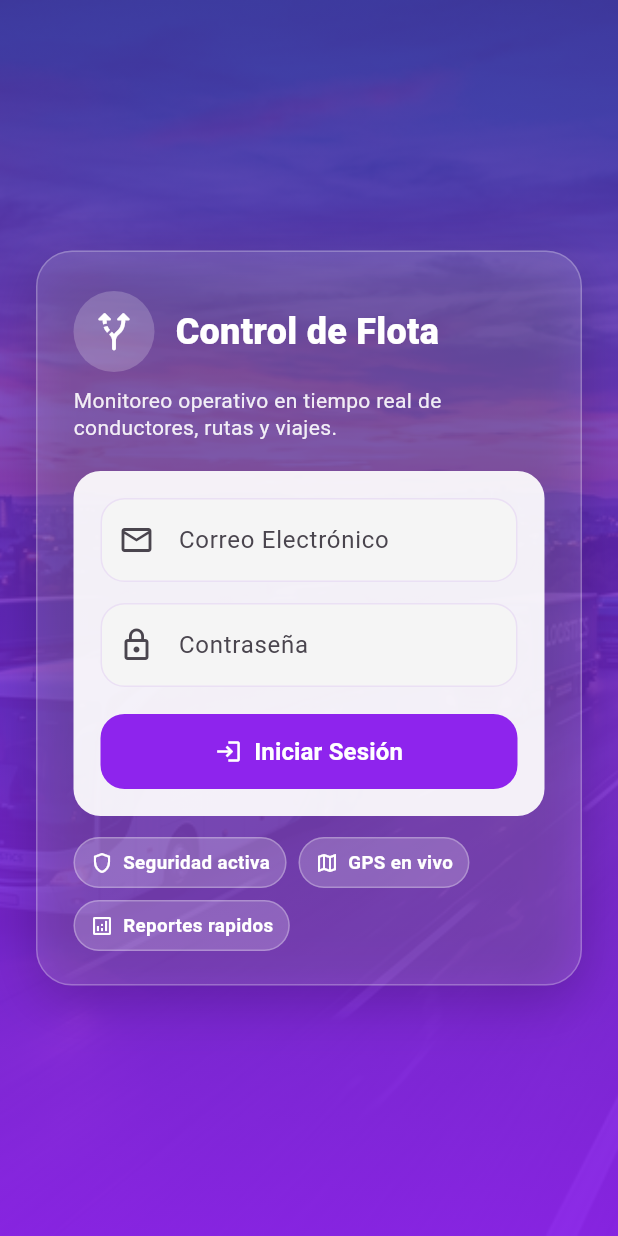
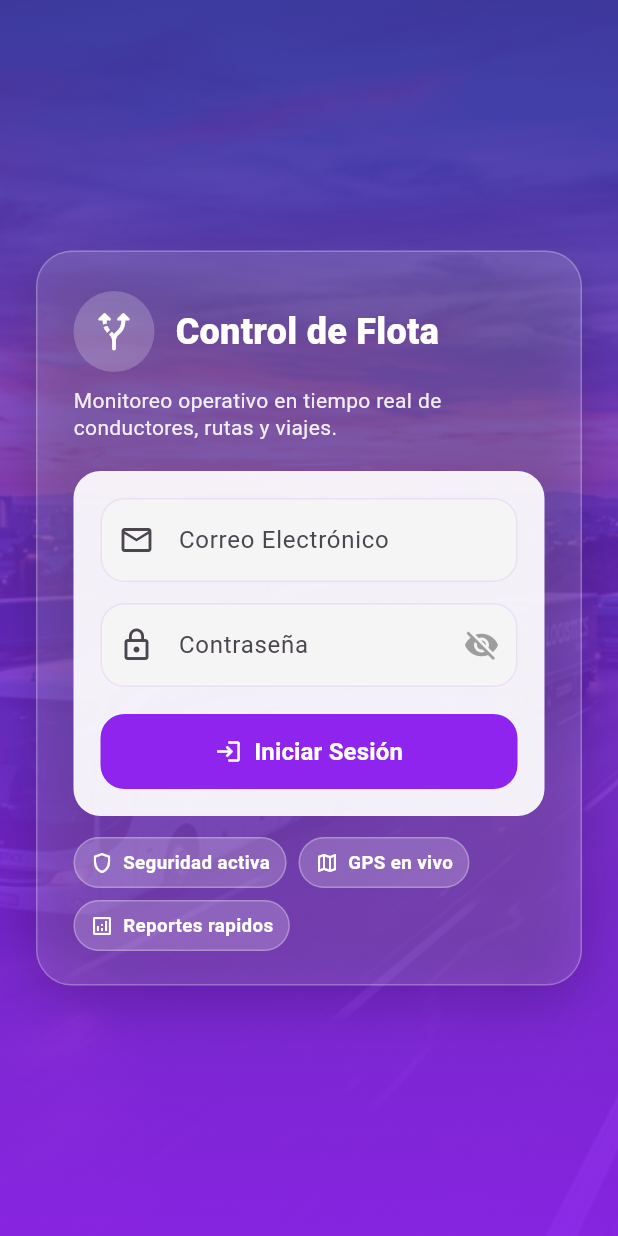
Before and after one commit to dany-muriel-herencia/Sistema-de-Monitoreo-Operativo-de-vehiculos, a Flutter app: the screen it shows after launch, on a phone screen of 412 x 824 dp. Run offline on Flutter 3.47's test engine with Material 3 defaults, Android fonts, the phone set to English and light mode, and no system bars; our stand-ins replace flutter_map, geolocator, latlong2; Roboto replaces fonts that are missing (Outfit).

Commit message:
se implemento la cantidad de intetos en el login

```diff
--- a/frontend/lib/screens/auth/login_screen.dart
+++ b/frontend/lib/screens/auth/login_screen.dart
@@ -5,6 +5,7 @@ import '../driver/driver_home_screen.dart';
 
 class LoginScreen extends StatefulWidget {
   const LoginScreen({super.key});
+
 
   @override
   State<LoginScreen> createState() => _LoginScreenState();
@@ -14,9 +15,30 @@ class _LoginScreenState extends State<LoginScreen> {
   final _emailController = TextEditingController();
   final _passwordController = TextEditingController();
   final _authService = AuthService();
+  int _cantidadDeIntentos = 0;
+  bool _mostrarPassword = false;
+  bool _estaBloqueado = false;
+
+  bool _verificarBloqueo() {
+    if (_cantidadDeIntentos >= 4) {
+      _estaBloqueado = true;
+    }
+    return _estaBloqueado;
+  }
+
   bool _isLoading = false;
 
   void _login() async {
+    if (_verificarBloqueo()) {
+      ScaffoldMessenger.of(context).showSnackBar(
+        const SnackBar(
+          content: Text('Acceso bloqueado por demasiados intentos fallidos.'),
+          backgroundColor: Colors.red,
+        ),
+      );
+      return;
+    }
+
     setState(() => _isLoading = true);
     try {
       final result = await _authService.login(
@@ -31,10 +53,12 @@ class _LoginScreenState extends State<LoginScreen> {
         if (!mounted) return;
 
         if (rol == 'admin') {
+          _cantidadDeIntentos = 0; // Reiniciar intentos al tener éxito
           Navigator.of(context).pushReplacement(
             MaterialPageRoute(builder: (context) => const HomeScreen()),
           );
         } else if (rol == 'conductor') {
+          _cantidadDeIntentos = 0; // Reiniciar intentos al tener éxito
           Navigator.of(context).pushReplacement(
             MaterialPageRoute(
               builder: (context) => DriverHomeScreen(user: user),
@@ -49,6 +73,10 @@ class _LoginScreenState extends State<LoginScreen> {
       final errorMessage = e.toString().contains('Exception:')
           ? e.toString().substring(e.toString().indexOf(':') + 1).trim()
           : e.toString();
+
+      setState(() {
+        _cantidadDeIntentos++;
+      });
 
       ScaffoldMessenger.of(context).showSnackBar(
         SnackBar(
@@ -163,11 +191,28 @@ class _LoginScreenState extends State<LoginScreen> {
                               const SizedBox(height: 14),
                               TextField(
                                 controller: _passwordController,
-                                obscureText: true,
-                                  decoration: const InputDecoration(
-                                    labelText: 'Contraseña',
-                                    prefixIcon: Icon(Icons.lock_outline),
+                                obscureText: !_mostrarPassword,
+                                enabled: !_verificarBloqueo(),
+                                decoration: InputDecoration(
+                                  labelText: 'Contraseña',
+                                  prefixIcon: const Icon(Icons.lock_outline),
+                                  suffixIcon: IconButton(
+                                    icon: Icon(
+                                      _mostrarPassword
+                                          ? Icons.visibility
+                                          : Icons.visibility_off,
+                                      color: Colors.grey,
+                                    ),
+                                    onPressed: () {
+                                      setState(() {
+                                        _mostrarPassword = !_mostrarPassword;
+                                      });
+                                    },
                                   ),
+                                  errorText: _verificarBloqueo()
+                                      ? 'Máximo de intentos alcanzado'
+                                      : null,
+                                ),
                               ),
                               const SizedBox(height: 18),
                               SizedBox(
```
